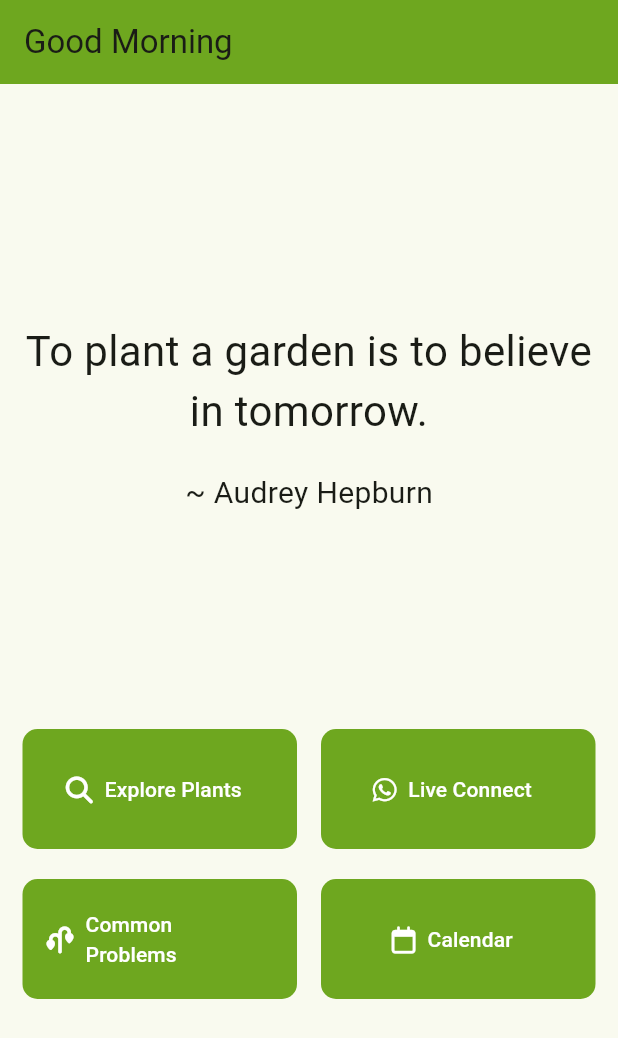
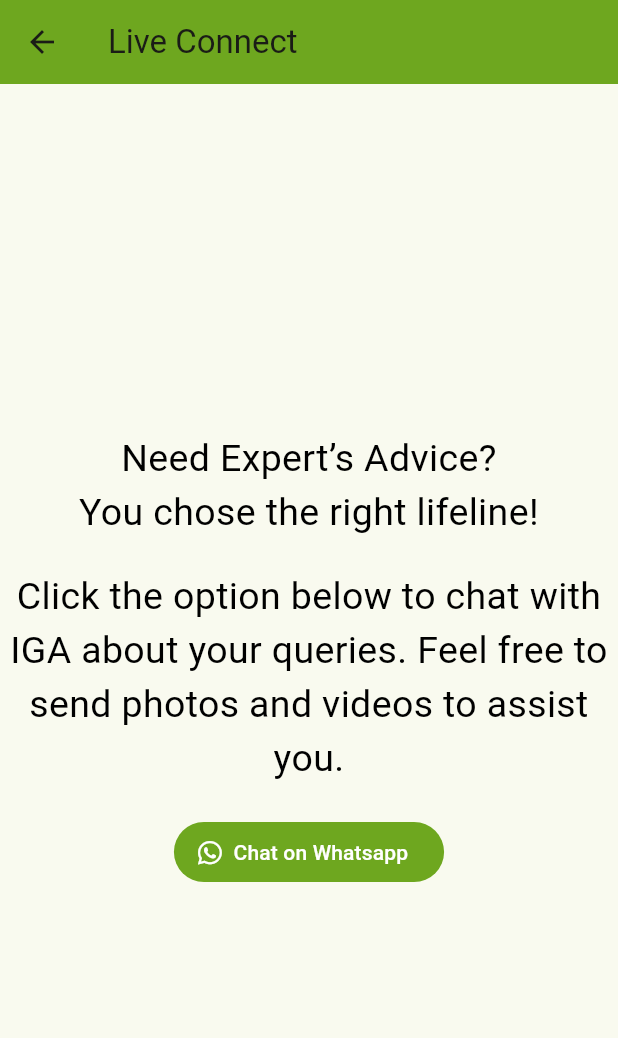
Before and after one commit to FGXB1/plant_doctor, a Flutter app: the screen it shows after launch, after a tap on "Explore Plants", on a phone screen of 412 x 824 dp. Shown: the top 1038 px of the screen. Run offline on Flutter 3.47's test engine with Material 3 defaults, Android fonts, the phone set to English and light mode, and no system bars; our stand-ins replace font_awesome_flutter; missing offline and left inert: whatsapp.

Commit message:
live connect page added, test_homepage to test with gridview instead

```diff
--- a/lib/homepage.dart
+++ b/lib/homepage.dart
@@ -1,13 +1,13 @@
 // ignore_for_file: must_be_immutable
 
 import 'package:flutter/material.dart';
+import 'package:plant_doctor/live_connect.dart';
 import 'package:plant_doctor/main.dart';
 import 'package:font_awesome_flutter/font_awesome_flutter.dart';
 
 class Homepage extends StatelessWidget {
   Homepage({super.key});
   var hour = DateTime.now().hour;
-
   @override
   Widget build(BuildContext context) {
     return Scaffold(
@@ -27,7 +27,9 @@
                   style: TextStyle(fontSize: 28),
                   textAlign: TextAlign.center,
                 ),
-                SizedBox(height: 20,),
+                SizedBox(
+                  height: 20,
+                ),
                 Text('~ Audrey Hepburn', style: TextStyle(fontSize: 20)),
               ],
             ),
@@ -39,11 +41,13 @@
                     Buttons(
                       cardText: 'Explore Plants',
                       icon: FontAwesomeIcons.magnifyingGlass,
+                      route: LiveConnectPage(),
                     ),
                     Padding(padding: EdgeInsets.all(8.0)),
                     Buttons(
                       cardText: 'Live Connect',
                       icon: FontAwesomeIcons.whatsapp,
+                      route: LiveConnectPage(),
                     ),
                   ],
                 ),
@@ -54,11 +58,13 @@
                     Buttons(
                       cardText: 'Common Problems',
                       icon: FontAwesomeIcons.plantWilt,
+                      route: LiveConnectPage(),
                     ),
                     Padding(padding: EdgeInsets.all(8.0)),
                     Buttons(
                       cardText: 'Calendar',
                       icon: FontAwesomeIcons.calendar,
+                      route: LiveConnectPage(),
                     ),
                   ],
                 ),
@@ -72,9 +78,10 @@
 }
 
 class Buttons extends StatelessWidget {
-  const Buttons({super.key, required this.cardText, required this.icon});
+  const Buttons({super.key, required this.cardText, required this.icon, required this.route});
   final String cardText;
   final IconData icon;
+  final Widget route;
 
   @override
   Widget build(BuildContext context) {
@@ -83,7 +90,13 @@
       child: SizedBox(
         height: 80,
         child: FilledButton.icon(
-            onPressed: () {},
+            onPressed: () {
+              Navigator.of(context).push(
+                MaterialPageRoute(
+                  builder: (context) => route
+                )
+              );
+            },
             label: Text(cardText),
             icon: FaIcon(icon),
             style: FilledButton.styleFrom(
--- /dev/null
+++ b/lib/live_connect.dart
@@ -0,0 +1,83 @@
+import 'package:flutter/material.dart';
+import 'package:font_awesome_flutter/font_awesome_flutter.dart';
+import 'package:plant_doctor/main.dart';
+import 'package:url_launcher/url_launcher.dart';
+import 'package:whatsapp/whatsapp.dart';
+
+class LiveConnectPage extends StatefulWidget {
+  const LiveConnectPage({super.key});
+
+  @override
+  State<LiveConnectPage> createState() => _LiveConnectPageState();
+}
+
+class _LiveConnectPageState extends State<LiveConnectPage> {
+  WhatsApp whatsapp = WhatsApp();
+
+  final Uri launchUri = Uri(
+      scheme: 'https',
+      path: 'https://wa.me/16693016557',
+    );
+
+  Future<void> _launchInBrowser(Uri url) async {
+    if (!await launchUrl(
+      url,
+      mode: LaunchMode.externalApplication,
+    )) {
+      throw Exception('Could not launch $url');
+    }
+  }
+
+  Future<void> _createChat() async {
+    final Uri launchUri = Uri(
+      scheme: 'https',
+      path: 'https://wa.me/16693016557',
+    );
+    await launchUrl(launchUri);
+  }
+
+  @override
+  Widget build(BuildContext context) {
+    return Scaffold(
+      appBar: AppBar(
+        title: const Text('Live Connect'),
+        backgroundColor: kColorScheme.primary,
+      ),
+      body: Center(
+        child: Column(
+          mainAxisSize: MainAxisSize.min,
+          children: [
+            const Text(
+              '''Need Expert’s Advice?
+You chose the right lifeline!''',
+              style: TextStyle(
+                fontSize: 25,
+                color: Colors.black,
+              ),
+              textAlign: TextAlign.center,
+            ),
+            const SizedBox(height: 20),
+            const Text(
+              '''Click the option below to chat with IGA about your queries. Feel free to send photos and videos to assist you.''',
+              style: TextStyle(
+                fontSize: 25,
+                color: Colors.black,
+              ),
+              textAlign: TextAlign.center,
+            ),
+            const SizedBox(height: 20),
+            FilledButton.icon(
+              onPressed: () {
+                // _createChat();
+                // _launchInBrowser(launchUri);
+                launchUrl(launchUri);
+              },
+              icon: const FaIcon(FontAwesomeIcons.whatsapp),
+              label: const Text("Chat on Whatsapp"),
+            )
+          ],
+        ),
+      ),
+    );
+  }
+}
--- a/pubspec.yaml
+++ b/pubspec.yaml
@@ -36,6 +36,8 @@
   # The following adds the Cupertino Icons font to your application.
   # Use with the CupertinoIcons class for iOS style icons.
   cupertino_icons: ^1.0.6
+  whatsapp: ^2.0.0
+  url_launcher: ^6.3.0
 
 dev_dependencies:
   flutter_test:
```
Also changed, not shown: lib/test_homepage.dart (added, +90 -0 lines), pubspec.lock, 11 other files.
